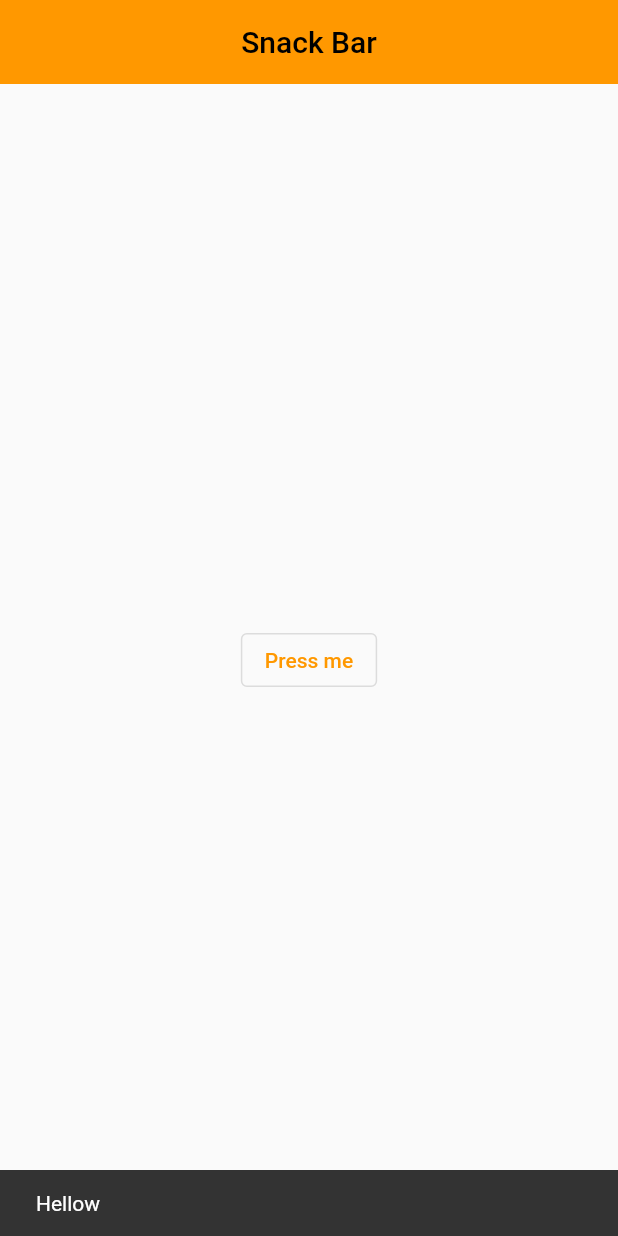
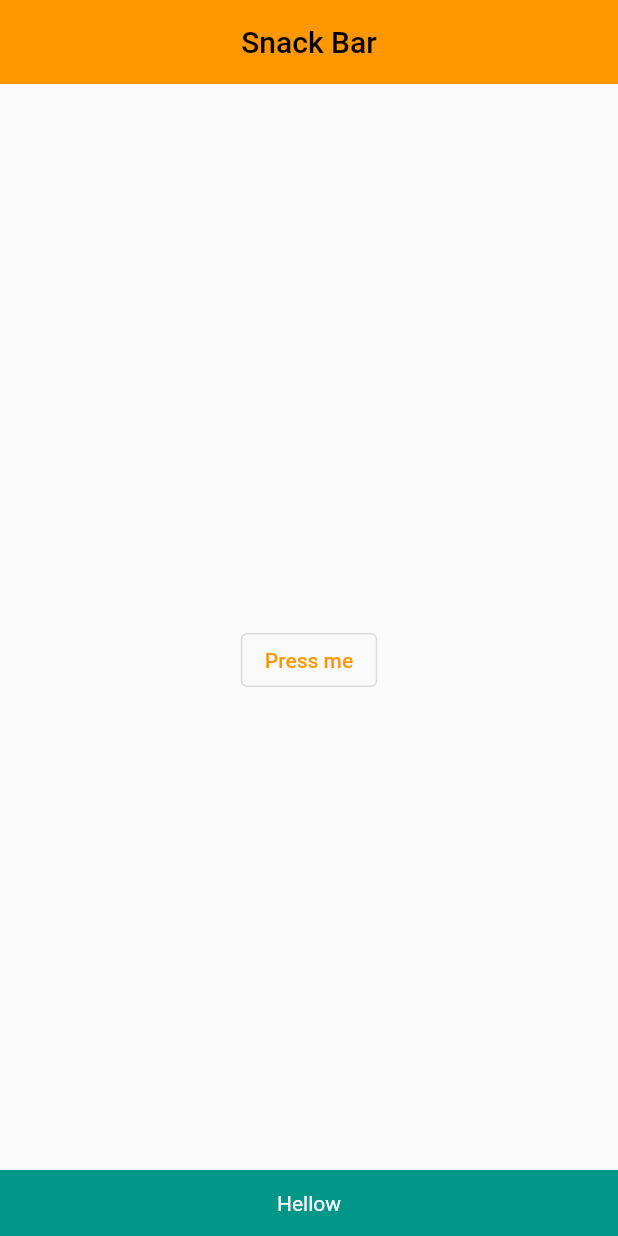
Before and after one commit to Danny-Yun/flutter-practice, a Flutter app: the screen it shows after launch, after a tap on "Press me", on a phone screen of 412 x 824 dp. Run offline on Flutter 3.47's test engine with Material 2 defaults, Android fonts, the light colour scheme and no system bars.

Commit message:
스낵바 기능 추가

```diff
--- a/snackbar_nobuilder/lib/main.dart
+++ b/snackbar_nobuilder/lib/main.dart
@@ -38,9 +38,19 @@ class MySnackBar extends StatelessWidget {
         child: Text('Press me'),
         onPressed: () {
           // Scaffold가 context2보다 상위에 있기 때문에 이제 context가 Scaffold를 찾을 수 있게 된다.
-          ScaffoldMessenger.of(context2).showSnackBar(SnackBar(
-            content: Text('Hellow'),
-          ));
+          ScaffoldMessenger.of(context2).showSnackBar(
+            SnackBar(
+              content: Text(
+                'Hellow',
+                textAlign: TextAlign.center,
+                style: TextStyle(
+                  color: Colors.white,
+                ),
+              ),
+              backgroundColor: Colors.teal,
+              duration: Duration(milliseconds: 5000 /* 지속시간 1초 */),
+            ),
+          );
         },
       ),
     );
```
